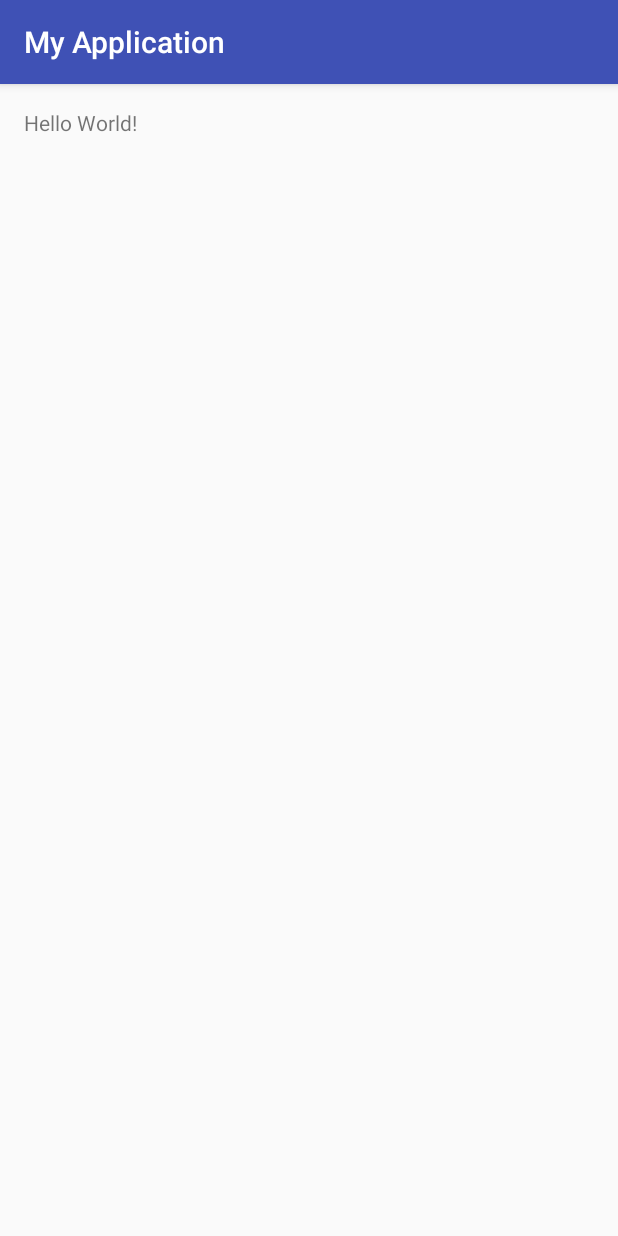
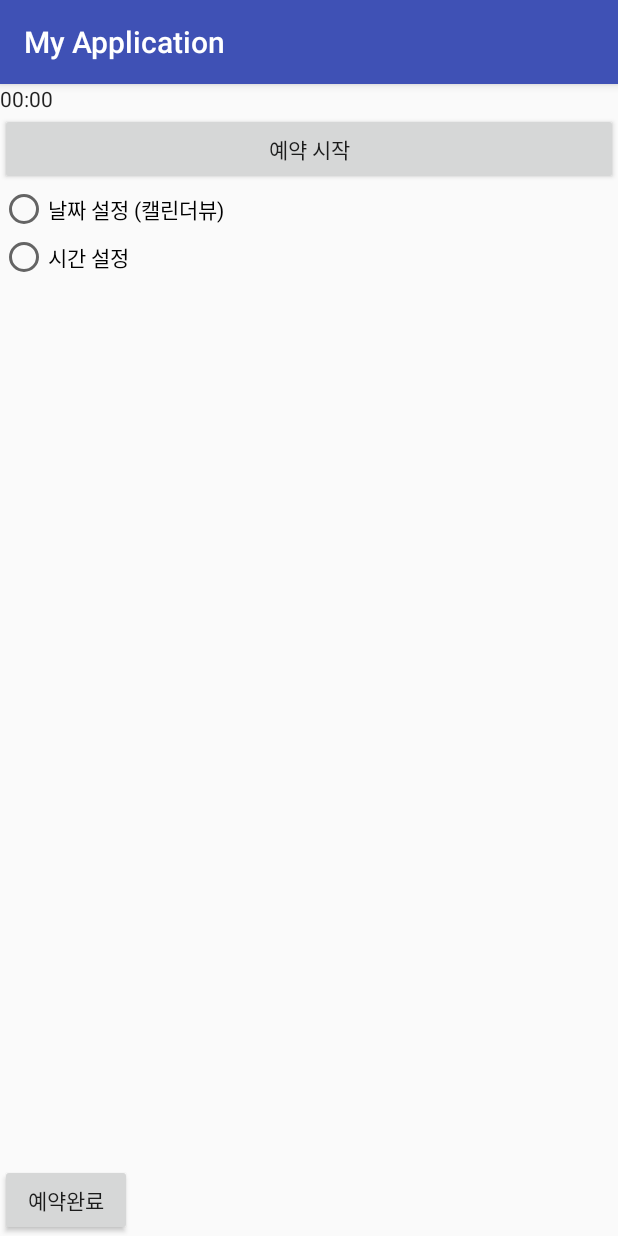
Before and after one commit to malsung12/Chronometer, an Android app: the screen it shows after launch (MainActivity), on a phone screen of 412 x 824 dp. Run offline under Robolectric (Android 15) with nearby library versions, the phone set to English and light mode, and no system bars.

Commit message:
커밋2 레이아웃 생성

```diff
--- a/app/src/main/res/layout/activity_main.xml
+++ b/app/src/main/res/layout/activity_main.xml
@@ -1,18 +1,77 @@
 <?xml version="1.0" encoding="utf-8"?>
-<RelativeLayout
+<LinearLayout
     xmlns:android="http://schemas.android.com/apk/res/android"
     xmlns:tools="http://schemas.android.com/tools"
     android:id="@+id/activity_main"
     android:layout_width="match_parent"
     android:layout_height="match_parent"
-    android:paddingLeft="@dimen/activity_horizontal_margin"
-    android:paddingRight="@dimen/activity_horizontal_margin"
-    android:paddingTop="@dimen/activity_vertical_margin"
-    android:paddingBottom="@dimen/activity_vertical_margin"
+    android:orientation="vertical"
     tools:context="com.example.a403.myapplication.MainActivity">
 
-    <TextView
-        android:layout_width="wrap_content"
+
+    <Chronometer
+        android:text="예약에 걸린 시간"
+        android:layout_width="match_parent"
         android:layout_height="wrap_content"
-        android:text="Hello World!" />
-</RelativeLayout>
+        android:id="@+id/chronometer3" />
+
+    <Button
+        android:text="예약 시작"
+        android:layout_width="match_parent"
+        android:layout_height="wrap_content"
+        android:id="@+id/button2" />
+
+    <RadioGroup
+        android:layout_width="match_parent"
+        android:layout_height="wrap_content" >
+
+        <RadioButton
+            android:text="날짜 설정 (캘린더뷰)"
+            android:layout_width="wrap_content"
+            android:layout_height="wrap_content"
+            android:id="@+id/radioButton3"
+            android:layout_weight="1" />
+
+        <RadioButton
+            android:text="시간 설정"
+            android:layout_width="wrap_content"
+            android:layout_height="wrap_content"
+            android:id="@+id/radioButton4"
+            android:layout_weight="1" />
+    </RadioGroup>
+
+    <FrameLayout
+        android:visibility="invisible"
+        android:layout_weight="1"
+        android:layout_width="match_parent"
+        android:layout_height="match_parent">
+
+        <TimePicker
+            android:layout_width="wrap_content"
+            android:layout_height="wrap_content"
+            android:id="@+id/timePicker4" />
+
+        <CalendarView
+            android:layout_width="wrap_content"
+            android:layout_height="wrap_content"
+            android:id="@+id/calendarView5" />
+    </FrameLayout>
+
+    <LinearLayout
+        android:orientation="horizontal"
+        android:layout_width="match_parent"
+        android:layout_height="wrap_content">
+
+        <Button
+            android:text="예약완료"
+            android:layout_width="wrap_content"
+            android:layout_height="wrap_content"
+            android:id="@+id/button3" />
+
+        <TextView
+            android:layout_width="wrap_content"
+            android:layout_height="wrap_content"
+            android:id="@+id/textView"
+            android:layout_weight="1" />
+    </LinearLayout>
+</LinearLayout>
```
